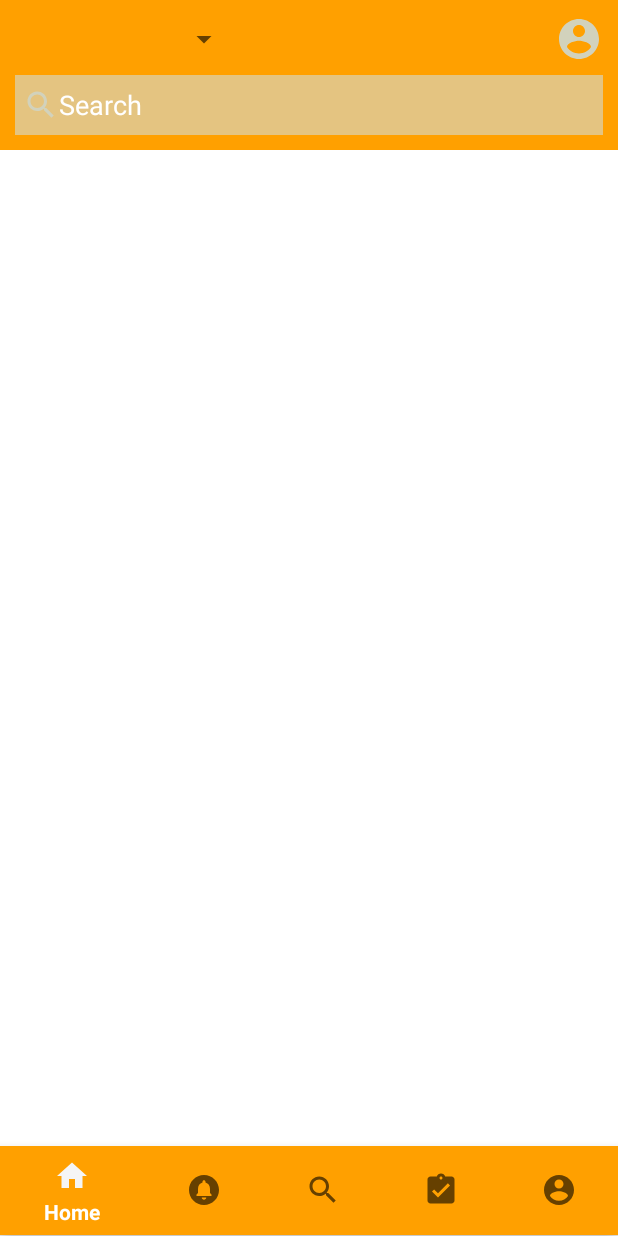
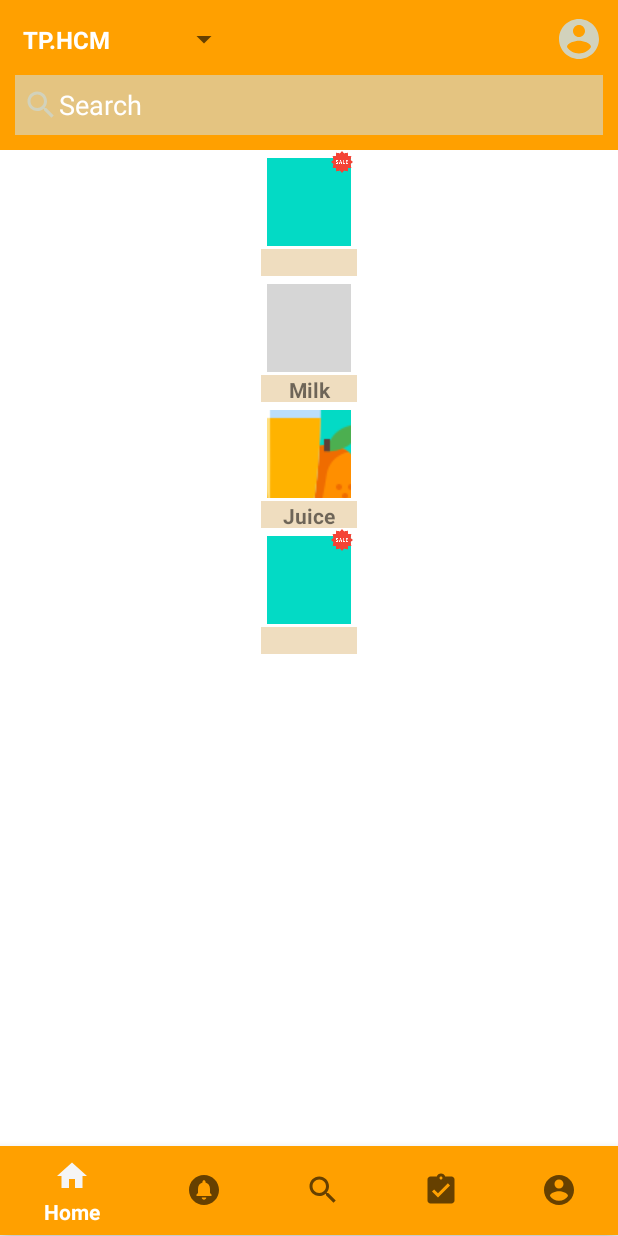
Before and after one commit to TienNHM/VietShop, an Android app: the fragment HomeFragment placed in its activity, on a phone screen of 412 x 824 dp. Run offline under Robolectric (Android 15) with nearby library versions, the phone set to English and light mode, and no system bars; libraries missing offline, so code that uses them is left out: com.tbuonomo.viewpagerdotsindicator; Roboto replaces fonts that are not available here; grey boxes are pictures that could not be loaded.

Commit message:
add product to HomeFragment.java

```diff
--- a/app/src/main/java/hcmute/edu/vn/id18110377/HomeFragment.java
+++ b/app/src/main/java/hcmute/edu/vn/id18110377/HomeFragment.java
@@ -4,8 +4,17 @@ import android.os.Bundle;
 import android.view.LayoutInflater;
 import android.view.View;
 import android.view.ViewGroup;
+import android.widget.ArrayAdapter;
+import android.widget.GridView;
+import android.widget.Spinner;
 
 import androidx.fragment.app.Fragment;
+
+import java.util.ArrayList;
+import java.util.List;
+
+import hcmute.edu.vn.id18110377.adapter.GridViewProductAdapter;
+import hcmute.edu.vn.id18110377.entity.Product;
 
 /**
  * A simple {@link Fragment} subclass.
@@ -52,12 +61,30 @@ public class HomeFragment extends Fragment {
             mParam1 = getArguments().getString(ARG_PARAM1);
             mParam2 = getArguments().getString(ARG_PARAM2);
         }
+
     }
 
     @Override
     public View onCreateView(LayoutInflater inflater, ViewGroup container,
                              Bundle savedInstanceState) {
         // Inflate the layout for this fragment
-        return inflater.inflate(R.layout.fragment_home, container, false);
+        View view = inflater.inflate(R.layout.fragment_home, container, false);
+
+        String[] location = new String[]{"TP.HCM", "Bình Dương", "Đồng Nai", "Long An", "BR-VT"};
+        Spinner spinner = view.findViewById(R.id.spiner);
+        ArrayAdapter<String> adapter = new ArrayAdapter<String>(getContext(), R.layout.dropdown_spinner, location);
+        spinner.setAdapter(adapter);
+
+        List<Product> productList = new ArrayList<>();
+        productList.add(new Product(0, "Beer", R.drawable.beer, R.drawable.sale));
+        productList.add(new Product(1, "Milk", R.drawable.milk_bottle));
+        productList.add(new Product(2, "Juice", R.drawable.orange_juice));
+        productList.add(new Product(3, "", R.drawable.cocktail, R.drawable.sale));
+
+        GridViewProductAdapter gv_adapter = new GridViewProductAdapter(getContext(), productList);
+        GridView gv_product = view.findViewById(R.id.gv_product);
+        gv_product.setAdapter(gv_adapter);
+
+        return view;
     }
 }
--- a/app/src/main/java/hcmute/edu/vn/id18110377/MainActivity.java
+++ b/app/src/main/java/hcmute/edu/vn/id18110377/MainActivity.java
@@ -3,9 +3,6 @@ package hcmute.edu.vn.id18110377;
 import android.graphics.drawable.Drawable;
 import android.os.Bundle;
 import android.view.Menu;
-import android.widget.ArrayAdapter;
-import android.widget.ImageButton;
-import android.widget.Spinner;
 
 import androidx.appcompat.app.AppCompatActivity;
 import androidx.fragment.app.Fragment;
@@ -48,9 +45,7 @@ public class MainActivity extends AppCompatActivity {
         }
         return false;
     };
-    Spinner spinner;
-    String[] location = new String[]{"TP.HCM", "Bình Dương", "Đồng Nai", "Long An", "BR-VT"};
-    ArrayAdapter<String> adapter;
+
     WormDotsIndicator wormDotsIndicator;
     ViewPager2 viewPager;
     FragmentStateAdapter fragmentStateAdapter;
@@ -65,25 +60,13 @@ public class MainActivity extends AppCompatActivity {
         BottomNavigationView navigationView = this.findViewById(R.id.bottom_navbar);
         navigationView.setOnNavigationItemSelectedListener(onNavItemSelectedListener);
 
-        spinner = this.findViewById(R.id.spiner);
-        adapter = new ArrayAdapter<>(this, R.layout.dropdown_spinner, location);
-        spinner.setAdapter(adapter);
 
-        ImageButton acc = this.findViewById(R.id.account);
-        acc.setOnClickListener(v -> {
-            Fragment fragment = new AccountFragment();
-            FragmentTransaction transaction = getSupportFragmentManager().beginTransaction();
-            transaction.replace(R.id.main_activity, fragment);
-            transaction.addToBackStack(null);
-            transaction.commit();
-        });
         /*img_list.add(ResourcesCompat.getDrawable(getResources(), R.drawable.bg_food, null));
         img_list.add(ResourcesCompat.getDrawable(getResources(), R.drawable.bg, null));
         img_list.add(ResourcesCompat.getDrawable(getResources(), R.drawable.food_background, null));
-         */
 
-        //wormDotsIndicator = (WormDotsIndicator) findViewById(R.id.worm_dots_indicator);
-        /*viewPager = findViewById(R.id.view_pager);
+        wormDotsIndicator = (WormDotsIndicator) findViewById(R.id.worm_dots_indicator);
+        viewPager = findViewById(R.id.view_pager);
         fragmentStateAdapter = new FragmentStateAdapter(this) {
             @Override
             public int getItemCount() {
--- a/app/src/main/java/hcmute/edu/vn/id18110377/adapter/GridViewProductAdapter.java
+++ b/app/src/main/java/hcmute/edu/vn/id18110377/adapter/GridViewProductAdapter.java
@@ -5,9 +5,13 @@ import android.view.LayoutInflater;
 import android.view.View;
 import android.view.ViewGroup;
 import android.widget.BaseAdapter;
+import android.widget.ImageButton;
+import android.widget.ImageView;
+import android.widget.TextView;
 
 import java.util.List;
 
+import hcmute.edu.vn.id18110377.R;
 import hcmute.edu.vn.id18110377.entity.Product;
 
 public class GridViewProductAdapter extends BaseAdapter {
@@ -52,6 +56,36 @@ public class GridViewProductAdapter extends BaseAdapter {
 
     @Override
     public View getView(int position, View convertView, ViewGroup parent) {
-        return null;
+        ProductView productView;
+
+        if (convertView == null) {
+            convertView = inflater.inflate(R.layout.product_item, parent, false);
+
+            productView = new ProductView();
+            productView.ibtnProduct = convertView.findViewById(R.id.ibtnProduct);
+            productView.tv_product_name = convertView.findViewById(R.id.tv_product_name);
+            productView.iv_special_image = convertView.findViewById(R.id.iv_special_image);
+
+            convertView.setTag(productView);
+        } else {
+            productView = (ProductView) convertView.getTag();
+        }
+
+        Product product = productList.get(position);
+        String productName = product.getProductName();
+        int mainImageID = product.getMainImageID();
+        int imgSpecialID = product.getImgSpecialID();
+
+        productView.ibtnProduct.setImageResource(mainImageID);
+        productView.iv_special_image.setImageResource(imgSpecialID);
+        productView.tv_product_name.setText(productName);
+
+        return convertView;
+    }
+
+    private class ProductView {
+        private ImageButton ibtnProduct;
+        private TextView tv_product_name;
+        private ImageView iv_special_image;
     }
 }
--- a/app/src/main/java/hcmute/edu/vn/id18110377/adapter/ProductAdapter.java
+++ b/app/src/main/java/hcmute/edu/vn/id18110377/adapter/ProductAdapter.java
@@ -51,7 +51,7 @@ public class ProductAdapter extends RecyclerView.Adapter<ProductAdapter.ViewHold
         public ViewHolder(@NonNull View itemView) {
             super(itemView);
 
-            ibtnItem = itemView.findViewById(R.id.ibtnItem);
+            ibtnItem = itemView.findViewById(R.id.ibtnProduct);
         }
     }
 }
--- a/app/src/main/res/layout/fragment_cart.xml
+++ b/app/src/main/res/layout/fragment_cart.xml
@@ -9,6 +9,6 @@
     <TextView
         android:layout_width="match_parent"
         android:layout_height="match_parent"
-        android:text="@string/hello_blank_fragment" />
+        android:text="Blank" />
 
 </FrameLayout>
--- a/app/src/main/res/layout/fragment_search.xml
+++ b/app/src/main/res/layout/fragment_search.xml
@@ -9,6 +9,6 @@
     <TextView
         android:layout_width="match_parent"
         android:layout_height="match_parent"
-        android:text="@string/hello_blank_fragment" />
+        android:text="Blank" />
 
 </FrameLayout>
--- a/app/src/main/res/layout/product_item.xml
+++ b/app/src/main/res/layout/product_item.xml
@@ -5,37 +5,38 @@
     android:layout_height="match_parent">
 
     <FrameLayout
-        android:layout_width="200dp"
-        android:layout_height="200dp"
+        android:layout_width="64dp"
+        android:layout_height="84dp"
         app:layout_constraintBottom_toBottomOf="parent"
         app:layout_constraintEnd_toEndOf="parent"
         app:layout_constraintStart_toStartOf="parent"
         app:layout_constraintTop_toTopOf="parent">
 
         <ImageButton
-            android:id="@+id/ibtnItem"
+            android:id="@+id/ibtnProduct"
             android:layout_width="match_parent"
             android:layout_height="match_parent"
-            android:layout_marginHorizontal="16dp"
-            android:layout_marginTop="12dp"
-            android:layout_marginBottom="40dp"
+            android:layout_marginHorizontal="4dp"
+            android:layout_marginTop="5dp"
+            android:layout_marginBottom="20dp"
             android:background="@color/teal_200" />
 
         <TextView
+            android:id="@+id/tv_product_name"
             android:layout_width="match_parent"
-            android:layout_height="32dp"
+            android:layout_height="18dp"
             android:layout_gravity="center_horizontal|bottom"
             android:background="#9AE4C795"
             android:gravity="center"
             android:text="Product"
-            android:textSize="20sp"
+            android:textSize="14sp"
             android:textStyle="bold" />
 
         <ImageView
-            android:layout_width="48dp"
-            android:layout_height="36sp"
-            android:layout_gravity="right"
-            android:background="@drawable/sale" />
+            android:id="@+id/iv_special_image"
+            android:layout_width="20dp"
+            android:layout_height="16dp"
+            android:layout_gravity="right" />
 
     </FrameLayout>
 
```
